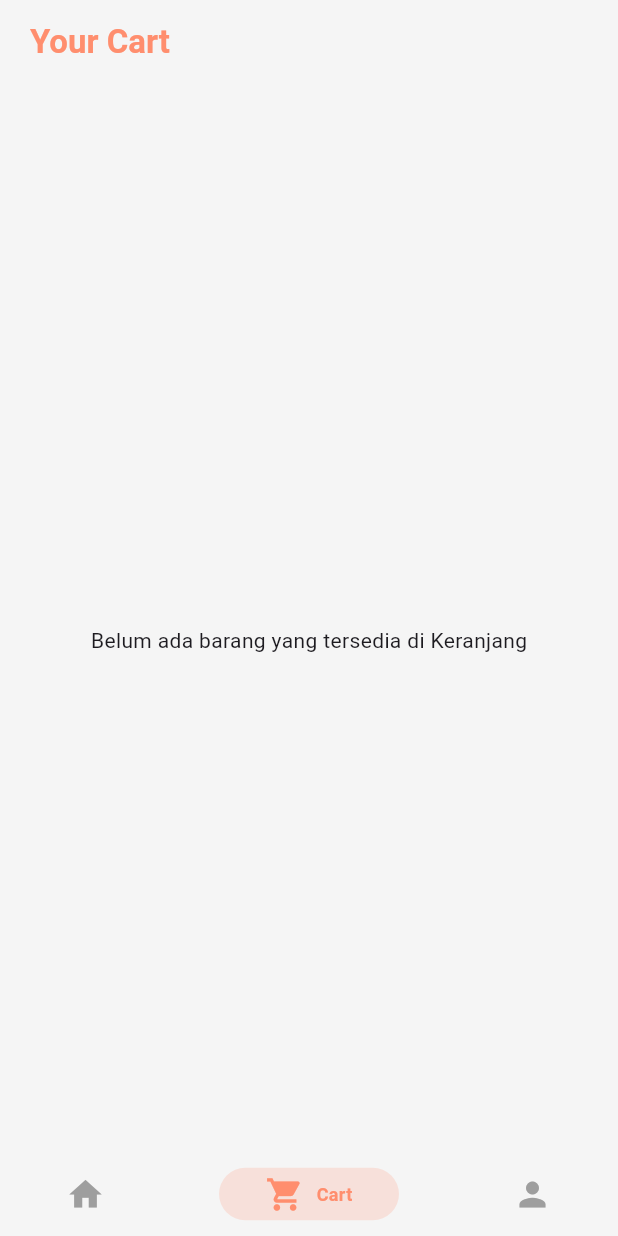
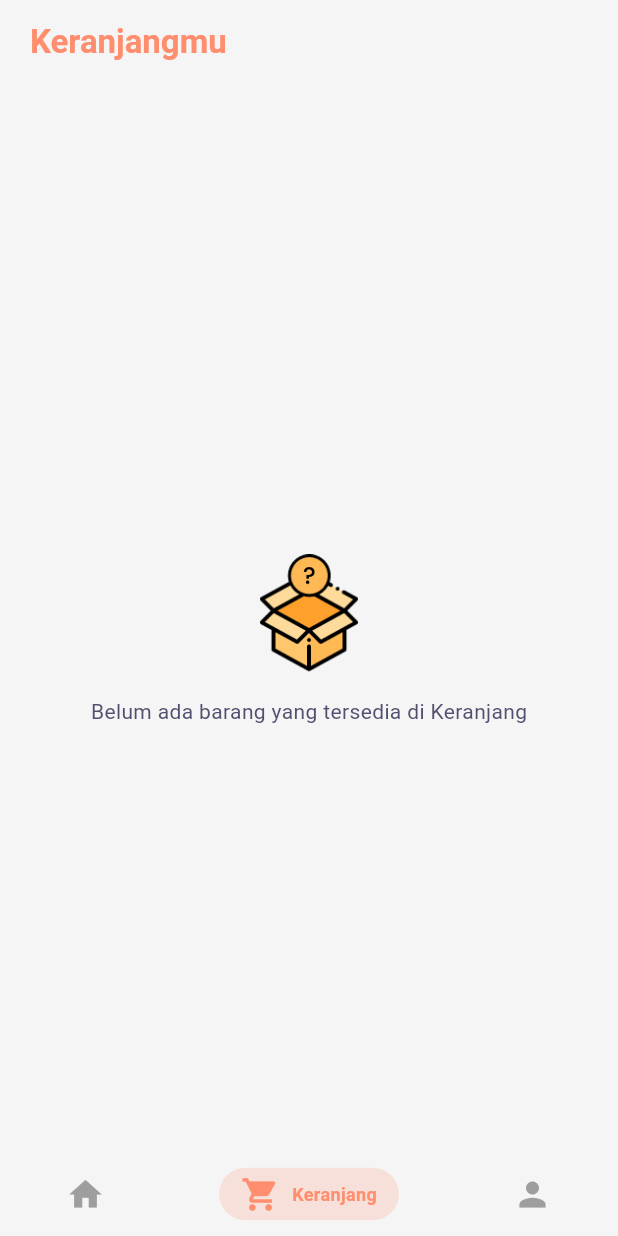
Before and after one commit to Zikri9106/pas-android, a Flutter app: the screen it shows after launch, item 2 of the bottom bar chosen, on a phone screen of 412 x 824 dp. Run offline on Flutter 3.47's test engine with Material 2 defaults, Android fonts, the phone set to English and light mode, and no system bars; drawn by our look-alikes of persistent_bottom_nav_bar; our stand-ins replace carousel_slider, dots_indicator, get, shared_preferences; network calls fail; Roboto replaces fonts that are missing (Poppins).

Commit message:
fix: [MZ] product is empty, add more deail and image

```diff
--- a/lib/Navigation.dart
+++ b/lib/Navigation.dart
@@ -22,19 +22,19 @@ class Navigation extends StatelessWidget {
       return [
         PersistentBottomNavBarItem(
           icon: const Icon(Icons.home),
-          title: ("Home"),
+          title: ("Beranda"),
           activeColorPrimary: const Color.fromARGB(255, 255, 142, 110),
           inactiveColorPrimary: Colors.grey,
         ),
         PersistentBottomNavBarItem(
           icon: const Icon(Icons.shopping_cart),
-          title: ("Cart"),
+          title: ("Keranjang"),
           activeColorPrimary: const Color.fromARGB(255, 255, 142, 110),
           inactiveColorPrimary: Colors.grey,
         ),
         PersistentBottomNavBarItem(
           icon: const Icon(Icons.person),
-          title: ("Profile"),
+          title: ("Profil"),
           activeColorPrimary: const Color.fromARGB(255, 255, 142, 110),
           inactiveColorPrimary: Colors.grey,
         ),
--- a/lib/main.dart
+++ b/lib/main.dart
@@ -1,7 +1,7 @@
 import 'package:flutter/material.dart';
 import 'package:flutter/services.dart';
 import 'package:get/get.dart';
-import 'package:pas_android/splash_screen.dart';
+import 'package:pas_android/pages/splash_screen.dart';
 import 'Controllers/cart_controller.dart';
 
 void main() {
--- a/lib/pages/cart_page.dart
+++ b/lib/pages/cart_page.dart
@@ -16,7 +16,7 @@ class CartPage extends StatelessWidget {
         backgroundColor: const Color.fromARGB(255, 245, 245, 245),
         titleSpacing: 20,
         title: const Text(
-          'Your Cart',
+          'Keranjangmu',
           style: TextStyle(
             fontSize: 22,
             fontWeight: FontWeight.bold,
@@ -28,10 +28,18 @@ class CartPage extends StatelessWidget {
       body: Obx(
         () {
           if (cartController.products.isEmpty) {
-            return const Center(
-              child: Text(
-                'Belum ada barang yang tersedia di Keranjang',
-                style: TextStyle(fontSize: 14),
+            return Center(
+              child: Column(
+                mainAxisAlignment: MainAxisAlignment.center,
+                children: [
+                  Image.asset('assets/images/empty.png', height: 80),
+                  const SizedBox(height: 15),
+                  const Text(
+                    'Belum ada barang yang tersedia di Keranjang',
+                    style: TextStyle(
+                        fontSize: 14, color: Color.fromARGB(255, 81, 80, 112)),
+                  ),
+                ],
               ),
             );
           }
@@ -50,8 +58,8 @@ class CartPage extends StatelessWidget {
                 onDelete: () {
                   cartController.removeFromCart(product);
                   Get.snackbar(
-                    'Product Deleted',
-                    'You have deleted ${product.namaBarang} from the cart.',
+                    'Produk Dihapus',
+                    'Kamu telah menghapus ${product.namaBarang} dari keranjang.',
                     duration: const Duration(seconds: 2),
                     snackPosition: SnackPosition.BOTTOM,
                   );
--- a/lib/pages/detail_product.dart
+++ b/lib/pages/detail_product.dart
@@ -180,8 +180,8 @@ class DetailProduct extends StatelessWidget {
               onPressed: () {
                 cartController.addToCart(product);
                 Get.snackbar(
-                  'Product Added',
-                  'You have added ${product.namaBarang} to the cart.',
+                  'Produk Ditambahkan',
+                  'Kamu telah menambahkan ${product.namaBarang} ke dalam keranjang.',
                   duration: const Duration(seconds: 1),
                 );
               },
--- a/lib/widgets/product_card.dart
+++ b/lib/widgets/product_card.dart
@@ -18,7 +18,7 @@ class ProductCard extends StatelessWidget {
   @override
   Widget build(BuildContext context) {
     double cardWidth =
-        MediaQuery.of(context).size.width - 20; // Lebar layar dikurangi margin
+        MediaQuery.of(context).size.width - 20;
 
     return Container(
       margin: const EdgeInsets.all(10),
--- a/pubspec.yaml
+++ b/pubspec.yaml
@@ -67,8 +67,8 @@ flutter:
 
   # To add assets to your application, add an assets section, like this:
   assets:
-    - assets/images/logo-mishop.png
-    - assets/images/logo-splash-mishop.png
+    - assets/images/
+    - assets/images/
 
   # An image asset can refer to one or more resolution-specific "variants", see
   # https://flutter.dev/assets-and-images/#resolution-aware
```
Also changed, not shown: lib/pages/home_page.dart (+16 -3 lines), assets/images/empty.png (added), lib/pages/splash_screen.dart (renamed from lib/splash_screen.dart).
